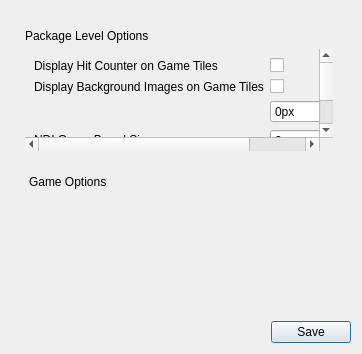
This is dv_MGHT/gui/ui/package_options.ui in DualVission/dv_multigameHitTracker as Qt 5 draws it before an edit. The edited form follows.
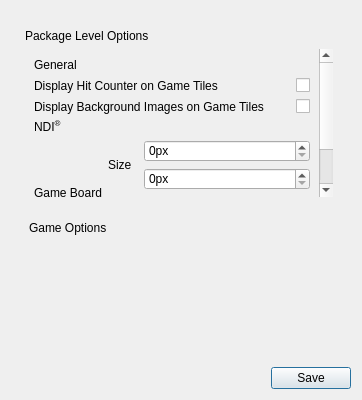
This is the edited form. Icons and pictures are not drawn.

The edit to the form file:
```diff
--- a/dv_MGHT/gui/ui/package_options.ui
+++ b/dv_MGHT/gui/ui/package_options.ui
@@ -10,14 +10,18 @@
     <x>0</x>
     <y>0</y>
     <width>362</width>
-    <height>354</height>
+    <height>400</height>
    </rect>
   </property>
   <property name="windowTitle">
    <string>Dialog</string>
   </property>
   <property name="styleSheet">
-   <string notr="true">*[ sectionHeader ] {
+   <string notr="true">QLabel {
+	qproperty-wordWrap: true;
+	max-height: 100%;
+}
+*[ sectionHeader ] {
 	text-align: bottom;
 }
 *[ sectionHeader=&quot;1&quot; ]{
@@ -73,13 +77,28 @@
            <property name="widgetResizable">
             <bool>true</bool>
            </property>
-           <widget class="QWidget" name="packageGridWidget">
-            <property name="styleSheet">
-             <string notr="true">QLabel {
-	qproperty-wordWrap: true;
-}</string>
+           <widget class="QWidget" name="packageSubWidget">
+            <property name="geometry">
+             <rect>
+              <x>0</x>
+              <y>0</y>
+              <width>300</width>
+              <height>249</height>
+             </rect>
             </property>
-            <layout class="QGridLayout" name="packageGrid">
+            <layout class="QVBoxLayout" name="packageSubLayout">
+             <item>
+              <widget class="QLabel" name="package1Label">
+               <property name="text">
+                <string>General</string>
+               </property>
+               <property name="sectionHeader" stdset="0">
+                <number>2</number>
+               </property>
+              </widget>
+             </item>
+             <item>
+              <layout class="QGridLayout" name="package1Grid" columnstretch="0,1">
              <item row="0" column="0">
               <widget class="QLabel" name="package1CounterLabel">
                <property name="text">
@@ -94,13 +113,6 @@
                </property>
               </widget>
              </item>
-             <item row="1" column="0">
-              <widget class="QLabel" name="package2GameBgImgLabel">
-               <property name="text">
-                <string>Display Background Images on Game Tiles</string>
-               </property>
-              </widget>
-             </item>
              <item row="0" column="1">
               <widget class="QCheckBox" name="package1CounterCheck">
                <property name="sizePolicy">
@@ -114,17 +126,46 @@
                </property>
               </widget>
              </item>
-             <item row="2" column="0">
-              <widget class="QLabel" name="package3GameBoardSizeLabel">
+               <item row="1" column="0">
+                <widget class="QLabel" name="package2GameBgImgLabel">
                <property name="text">
-                <string>NDI Game Board Size</string>
+                  <string>Display Background Images on Game Tiles</string>
                </property>
               </widget>
              </item>
+              </layout>
+             </item>
+             <item>
+              <widget class="QLabel" name="package2Label">
+               <property name="text">
+                <string>&lt;html&gt;&lt;head/&gt;&lt;body&gt;&lt;p&gt;NDI&lt;span style=&quot; vertical-align:super;&quot;&gt;®&lt;/span&gt;&lt;/p&gt;&lt;/body&gt;&lt;/html&gt;</string>
+               </property>
+               <property name="sectionHeader" stdset="0">
+                <number>2</number>
+               </property>
+              </widget>
+             </item>
+             <item>
+              <layout class="QGridLayout" name="package2Grid" columnstretch="0,0,1">
              <item row="2" column="1">
-              <layout class="QVBoxLayout" name="package3GameBoardSizeLayout">
-               <item>
-                <widget class="QSpinBox" name="package3GameBoardSizeXBox">
+                <widget class="QLabel" name="package1GameBoardScaleLabel">
+                 <property name="text">
+                  <string>Scale</string>
+                 </property>
+                </widget>
+               </item>
+               <item row="3" column="1" colspan="2">
+                <widget class="QPushButton" name="package1GameBoardSizeButton">
+                 <property name="text">
+                  <string>Display Window</string>
+                 </property>
+                 <property name="icon">
+                  <iconset theme="QIcon::ThemeIcon::WindowNew"/>
+                 </property>
+                </widget>
+               </item>
+               <item row="0" column="2">
+                <widget class="QSpinBox" name="package1GameBoardSizeXBox">
                  <property name="suffix">
                   <string>px</string>
                  </property>
@@ -133,8 +174,41 @@
                  </property>
                 </widget>
                </item>
-               <item>
-                <widget class="QSpinBox" name="package3GameBoardSizeYBox">
+               <item row="0" column="0" rowspan="4">
+                <widget class="QLabel" name="package1GameBoardLabel">
+                 <property name="text">
+                  <string>Game Board</string>
+                 </property>
+                </widget>
+               </item>
+               <item row="0" column="1" rowspan="2">
+                <widget class="QLabel" name="package1GameBoardSizeLabel">
+                 <property name="text">
+                  <string>Size</string>
+                 </property>
+                </widget>
+               </item>
+               <item row="2" column="2">
+                <widget class="QDoubleSpinBox" name="package1GameBoardScaleBox">
+                 <property name="decimals">
+                  <number>2</number>
+                 </property>
+                 <property name="minimum">
+                  <double>0.100000000000000</double>
+                 </property>
+                 <property name="maximum">
+                  <double>100.000000000000000</double>
+                 </property>
+                 <property name="singleStep">
+                  <double>0.100000000000000</double>
+                 </property>
+                 <property name="value">
+                  <double>2.000000000000000</double>
+                 </property>
+                </widget>
+               </item>
+               <item row="1" column="2">
+                <widget class="QSpinBox" name="package1GameBoardSizeYBox">
                  <property name="suffix">
                   <string>px</string>
                  </property>
@@ -143,13 +217,6 @@
                  </property>
                 </widget>
                </item>
-               <item>
-                <widget class="QPushButton" name="package3GameBoardSizeButton">
-                 <property name="text">
-                  <string>Display NDI Window</string>
-                 </property>
-                </widget>
-               </item>
               </layout>
              </item>
             </layout>
@@ -187,6 +254,14 @@
             <bool>true</bool>
            </property>
            <widget class="QWidget" name="gameOptionsWidget">
+            <property name="geometry">
+             <rect>
+              <x>0</x>
+              <y>0</y>
+              <width>308</width>
+              <height>90</height>
+             </rect>
+            </property>
             <layout class="QVBoxLayout" name="gameOptionsLayout"/>
            </widget>
           </widget>
```
Left out of the diff: 8 changed lines with no effect on the pictures. Lines whose indentation alone changed are shown as unchanged.
